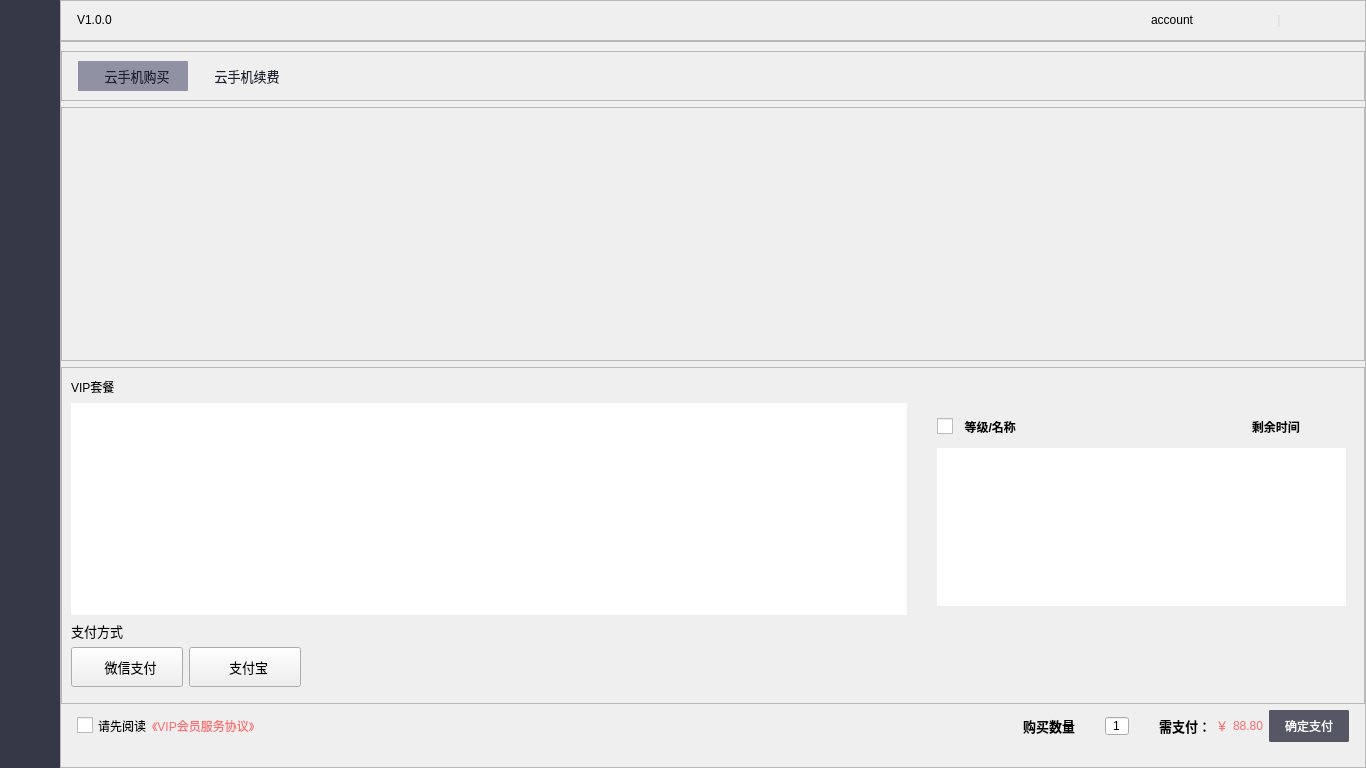
ZhouMei20220810/TEST, file mainwindow.ui: the form before one commit.
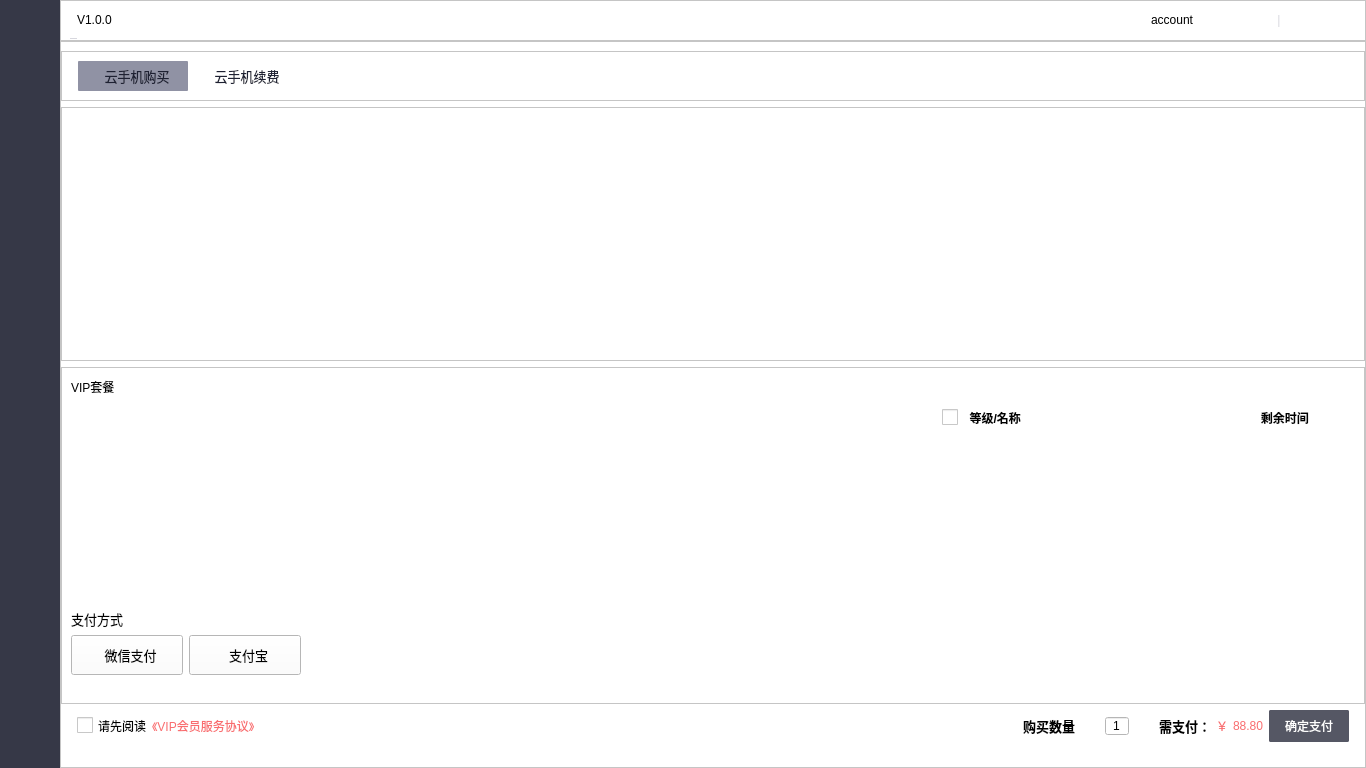
The form after the commit. The open tabs and pages were chosen to show the change. Icons and pictures are not drawn.

What changed in the file:
```diff
--- a/mainwindow.ui
+++ b/mainwindow.ui
@@ -15,70 +15,6 @@
   </property>
   <property name="styleSheet">
    <string notr="true">background-color:#FFFFFFFF;
-
-QScrollBar::add-page:vertical, QScrollBar::sub-page:vertical {
-                             background: none;
-width: 0px;
-height: 0px;
-                         }
-QScrollBar:vertical {
-                     border: none;
-                     background: none;
-                     width: 8px;
-                     margin: 0px 0 0px 0;
-                 }
-                 QScrollBar::handle:vertical {
-                     background: #FFD7D7DE;
-min-height: 20px;
-border-radius: 4px;
-border: none;
-                 }
-                 QScrollBar::add-line:vertical {
-                     border: 0px solid grey;
-background: #000000;
-height: 0px;
-subcontrol-position: bottom;
-subcontrol-origin: margin;
-                 }
-                 QScrollBar::sub-line:vertical {
-                     border: 0px solid grey;
-background: #000000;
-height: 0px;
-subcontrol-position: top;
-subcontrol-origin: margin;
-                 }
-
-QScrollBar::add-page:horizontal, QScrollBar::sub-page:horizontal {
-                             background: none;
-width: 0px;
-height: 0px;
-                         }
-QScrollBar:horizontal {
-                     border: none;
-                     background: none;
-                     height: 8px;
-                     margin: 0px 0 0px 0;
-                 }
-                 QScrollBar::handle:horizontal {
-                     background: #FFD7D7DE;
-min-width: 20px;
-border-radius: 4px;
-border: none;
-                 }
-                 QScrollBar::add-line:horizontal {
-                     border: 0px solid grey;
-background: #000000;
-width: 0px;
-subcontrol-position: bottom;
-subcontrol-origin: margin;
-                 }
-                 QScrollBar::sub-line:horizontal {
-                     border: 0px solid grey;
-background: #000000;
-width: 0px;
-subcontrol-position: top;
-subcontrol-origin: margin;
-                 }
 </string>
   </property>
   <widget class="QWidget" name="centralwidget">
@@ -708,6 +644,72 @@
          </property>
          <item>
           <widget class="QStackedWidget" name="stackedWidget">
+           <property name="styleSheet">
+            <string notr="true">QScrollBar::add-page:vertical, QScrollBar::sub-page:vertical {
+                             background: none;
+width: 0px;
+height: 0px;
+                         }
+QScrollBar:vertical {
+                     border: none;
+                     background: none;
+                     width: 8px;
+                     margin: 0px 0 0px 0;
+                 }
+                 QScrollBar::handle:vertical {
+                     background: #FFD7D7DE;
+min-height: 20px;
+border-radius: 4px;
+border: none;
+                 }
+                 QScrollBar::add-line:vertical {
+                     border: 0px solid grey;
+background: #000000;
+height: 0px;
+subcontrol-position: bottom;
+subcontrol-origin: margin;
+                 }
+                 QScrollBar::sub-line:vertical {
+                     border: 0px solid grey;
+background: #000000;
+height: 0px;
+subcontrol-position: top;
+subcontrol-origin: margin;
+                 }
+
+QScrollBar::add-page:horizontal, QScrollBar::sub-page:horizontal {
+                             background: none;
+width: 0px;
+height: 0px;
+                         }
+QScrollBar:horizontal {
+                     border: none;
+                     background: none;
+                     height: 8px;
+                     margin: 0px 0 0px 0;
+                 }
+                 QScrollBar::handle:horizontal {
+                     background: #FFD7D7DE;
+min-width: 20px;
+border-radius: 4px;
+border: none;
+                 }
+                 QScrollBar::add-line:horizontal {
+                     border: 0px solid grey;
+background: #000000;
+width: 0px;
+subcontrol-position: bottom;
+subcontrol-origin: margin;
+                 }
+                 QScrollBar::sub-line:horizontal {
+                     border: 0px solid grey;
+background: #000000;
+width: 0px;
+subcontrol-position: top;
+subcontrol-origin: margin;
+                 }
+</string>
+           </property>
            <widget class="QWidget" name="page">
             <layout class="QHBoxLayout" name="horizontalLayout_20">
              <property name="spacing">
@@ -2955,9 +2957,21 @@
                             <enum>QFrame::Raised</enum>
                            </property>
                            <layout class="QVBoxLayout" name="verticalLayout_14">
+                            <property name="spacing">
+                             <number>0</number>
+                            </property>
                             <property name="leftMargin">
                              <number>0</number>
                             </property>
+                            <property name="topMargin">
+                             <number>0</number>
+                            </property>
+                            <property name="rightMargin">
+                             <number>0</number>
+                            </property>
+                            <property name="bottomMargin">
+                             <number>0</number>
+                            </property>
                             <item>
                              <widget class="QFrame" name="frame_15">
                               <property name="minimumSize">
@@ -2980,7 +2994,7 @@
                                 <number>0</number>
                                </property>
                                <property name="leftMargin">
-                                <number>0</number>
+                                <number>5</number>
                                </property>
                                <property name="topMargin">
                                 <number>0</number>
@@ -3045,7 +3059,7 @@
                                  </property>
                                  <property name="sizeHint" stdset="0">
                                   <size>
-                                   <width>172</width>
+                                   <width>176</width>
                                    <height>20</height>
                                   </size>
                                  </property>
```
Left out of the diff: 2 changed lines with no effect on the pictures.
